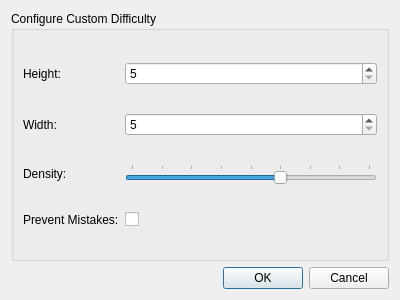
schuay/picmi, file src/gui/settingswindow.ui: the form before one commit.
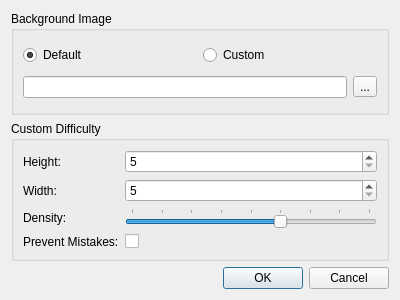
The form after the commit.

Commit message: Add background file selector to settings ui file

Patch:
```diff
--- a/src/gui/settingswindow.ui
+++ b/src/gui/settingswindow.ui
@@ -22,10 +22,68 @@
   <layout class="QHBoxLayout" name="horizontalLayout">
    <item>
     <layout class="QVBoxLayout" name="verticalLayout">
+     <item>
+      <widget class="QGroupBox" name="groupBox_2">
+       <property name="title">
+        <string>Background Image</string>
+       </property>
+       <layout class="QHBoxLayout" name="horizontalLayout_5">
+        <item>
+         <layout class="QVBoxLayout" name="verticalLayout_2">
+          <item>
+           <layout class="QHBoxLayout" name="horizontalLayout_4">
+            <item>
+             <widget class="QRadioButton" name="bgDefaultRadioButton">
+              <property name="text">
+               <string>Default</string>
+              </property>
+              <property name="checked">
+               <bool>true</bool>
+              </property>
+             </widget>
+            </item>
+            <item>
+             <widget class="QRadioButton" name="bgCustomRadioButton">
+              <property name="text">
+               <string>Custom</string>
+              </property>
+             </widget>
+            </item>
+           </layout>
+          </item>
+          <item>
+           <layout class="QHBoxLayout" name="horizontalLayout_3">
+            <item>
+             <widget class="QLineEdit" name="bgLineEdit">
+              <property name="readOnly">
+               <bool>true</bool>
+              </property>
+             </widget>
+            </item>
+            <item>
+             <widget class="QToolButton" name="bgToolButton">
+              <property name="text">
+               <string>...</string>
+              </property>
+             </widget>
+            </item>
+           </layout>
+          </item>
+         </layout>
+        </item>
+       </layout>
+      </widget>
+     </item>
      <item>
       <widget class="QGroupBox" name="groupBox">
+       <property name="sizePolicy">
+        <sizepolicy hsizetype="Preferred" vsizetype="Preferred">
+         <horstretch>0</horstretch>
+         <verstretch>0</verstretch>
+        </sizepolicy>
+       </property>
        <property name="title">
-        <string>Configure Custom Difficulty</string>
+        <string>Custom Difficulty</string>
        </property>
        <layout class="QHBoxLayout" name="horizontalLayout_2">
         <item>
```
